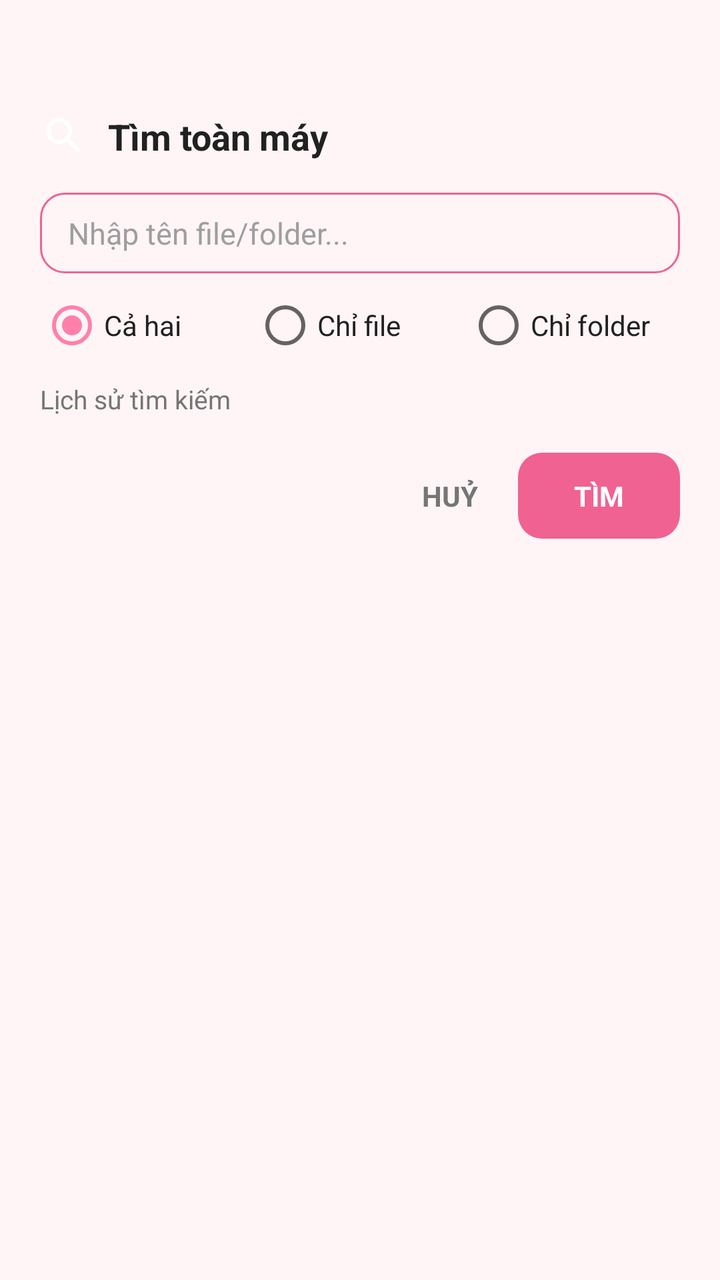
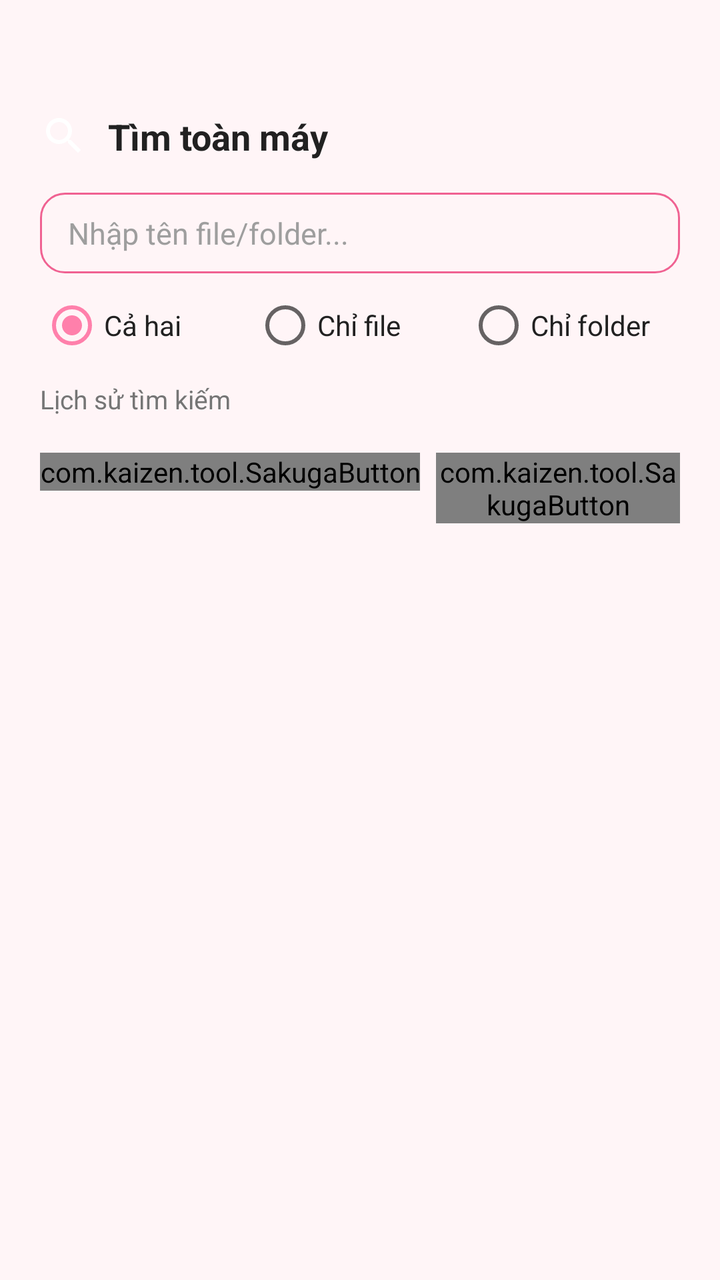

The first picture is an Android layout as it rendered before a commit; the second is the same layout after the commit. The layout source and the unified diff follow.
<!-- AndroidManifest.xml: application theme AppTheme -->
<!-- res/layout/dialog_global_search.xml -->
<?xml version="1.0" encoding="utf-8"?>
<LinearLayout xmlns:android="http://schemas.android.com/apk/res/android"
    android:layout_width="match_parent"
    android:layout_height="wrap_content"
    android:orientation="vertical"
    android:paddingLeft="20dp"
    android:paddingRight="20dp"
    android:paddingTop="56dp"
    android:paddingBottom="20dp">

    <LinearLayout
        android:layout_width="match_parent"
        android:layout_height="wrap_content"
        android:gravity="center_vertical"
        android:orientation="horizontal">

        <ImageView
            android:id="@+id/gs_icon"
            android:layout_width="24dp"
            android:layout_height="24dp"
            android:src="@drawable/ic_search" />

        <TextView
            android:layout_width="wrap_content"
            android:layout_height="wrap_content"
            android:layout_marginStart="10dp"
            android:text="Tìm toàn máy"
            android:textColor="#212121"
            android:textSize="18sp"
            android:textStyle="bold" />
    </LinearLayout>

    <EditText
        android:id="@+id/gs_input"
        android:layout_width="match_parent"
        android:layout_height="wrap_content"
        android:layout_marginTop="16dp"
        android:background="@drawable/edittext_pink_border"
        android:hint="Nhập tên file/folder..."
        android:imeOptions="actionSearch"
        android:inputType="text"
        android:singleLine="true"
        android:textColor="#212121"
        android:textColorHint="#9E9E9E"
        android:textSize="15sp" />

    <RadioGroup
        android:id="@+id/gs_mode"
        android:layout_width="match_parent"
        android:layout_height="wrap_content"
        android:layout_marginTop="10dp"
        android:orientation="horizontal">

        <RadioButton
            android:id="@+id/gs_mode_both"
            android:layout_width="0dp"
            android:layout_height="wrap_content"
            android:layout_weight="1"
            android:checked="true"
            android:text="Cả hai"
            android:textColor="#212121"
            android:textSize="14sp" />

        <RadioButton
            android:id="@+id/gs_mode_files"
            android:layout_width="0dp"
            android:layout_height="wrap_content"
            android:layout_weight="1"
            android:text="Chỉ file"
            android:textColor="#212121"
            android:textSize="14sp" />

        <RadioButton
            android:id="@+id/gs_mode_dirs"
            android:layout_width="0dp"
            android:layout_height="wrap_content"
            android:layout_weight="1"
            android:text="Chỉ folder"
            android:textColor="#212121"
            android:textSize="14sp" />
    </RadioGroup>

    <TextView
        android:id="@+id/gs_history_label"
        android:layout_width="wrap_content"
        android:layout_height="wrap_content"
        android:layout_marginTop="12dp"
        android:text="Lịch sử tìm kiếm"
        android:textColor="#757575"
        android:textSize="13sp" />

    <LinearLayout
        android:id="@+id/gs_history"
        android:layout_width="match_parent"
        android:layout_height="wrap_content"
        android:orientation="vertical" />

    <LinearLayout
        android:layout_width="match_parent"
        android:layout_height="wrap_content"
        android:layout_marginTop="18dp"
        android:gravity="end"
        android:orientation="horizontal">

        <TextView
            android:id="@+id/gs_cancel"
            android:layout_width="wrap_content"
            android:layout_height="wrap_content"
            android:background="?android:attr/selectableItemBackground"
            android:clickable="true"
            android:focusable="true"
            android:padding="12dp"
            android:text="HUỶ"
            android:textColor="#757575"
            android:textSize="14sp"
            android:textStyle="bold" />

        <TextView
            android:id="@+id/gs_go"
            android:layout_width="wrap_content"
            android:layout_height="wrap_content"
            android:layout_marginStart="8dp"
            android:background="@drawable/btn_pink"
            android:clickable="true"
            android:focusable="true"
            android:paddingLeft="28dp"
            android:paddingTop="12dp"
            android:paddingRight="28dp"
            android:paddingBottom="12dp"
            android:text="TÌM"
            android:textColor="#FFFFFF"
            android:textSize="14sp"
            android:textStyle="bold" />
    </LinearLayout>
</LinearLayout>
<!-- resources referenced by this layout -->
<resources>
  <!-- drawable btn_pink (drawable) -->
  <?xml version="1.0" encoding="utf-8"?>
  <shape xmlns:android="http://schemas.android.com/apk/res/android"
      android:shape="rectangle">
      <corners android:radius="12dp" />
      <solid android:color="?android:attr/colorPrimary" />
  </shape>
  <!-- drawable edittext_pink_border (drawable) -->
  <?xml version="1.0" encoding="utf-8"?>
  <shape xmlns:android="http://schemas.android.com/apk/res/android"
      android:shape="rectangle">
      <corners android:radius="12dp" />
      <stroke android:width="1dp" android:color="#F06292" />
      <solid android:color="#00000000" />
      <padding
          android:left="14dp"
          android:top="10dp"
          android:right="14dp"
          android:bottom="10dp" />
  </shape>
  <!-- drawable ic_search (drawable) -->
  <vector xmlns:android="http://schemas.android.com/apk/res/android"
      android:width="24dp" android:height="24dp"
      android:viewportWidth="24" android:viewportHeight="24">
      <path android:fillColor="#FFFFFF" android:pathData="M15.5,14h-0.79l-0.28,-0.27C15.41,12.59 16,11.11 16,9.5 16,5.91 13.09,3 9.5,3S3,5.91 3,9.5 5.91,16 9.5,16c1.61,0 3.09,-0.59 4.23,-1.57l0.27,0.28v0.79l5,4.99L20.49,19L15.5,14zM9.5,14C7.01,14 5,11.99 5,9.5S7.01,5 9.5,5 14,7.01 14,9.5 11.99,14 9.5,14z" />
  </vector>
  <style name="AppTheme" parent="android:Theme.Material.Light.NoActionBar">
          <item name="android:colorPrimary">@color/colorPrimary</item>
          <item name="android:colorPrimaryDark">@color/colorPrimaryDark</item>
          <item name="android:colorAccent">@color/colorAccent</item>
          <item name="android:windowBackground">@color/windowBackground</item>
          <item name="android:popupMenuStyle">@style/PopupMenuStyle</item>
          <item name="characterSelectedBackground">@color/selectedBackground</item>
          <item name="characterPathBarBackground">@color/pathBarBackground</item>
          <item name="characterDivider">@color/divider</item>
      </style>
  <color name="colorPrimary">#f06292</color>
  <color name="colorPrimaryDark">#c2185b</color>
  <color name="colorAccent">#ff80ab</color>
  <color name="windowBackground">#fff5f7</color>
  <style name="PopupMenuStyle" parent="android:Widget.Material.Light.PopupMenu">
          <item name="android:popupBackground">?attr/characterSelectedBackground</item>
      </style>
  <color name="selectedBackground">#fce4ec</color>
  <color name="pathBarBackground">#fce4ec</color>
  <color name="divider">#f8bbd0</color>
</resources>

<!-- the commit's change to res/layout/dialog_global_search.xml (unified diff, before → after) -->
@@ -102,34 +102,17 @@
         android:gravity="end"
         android:orientation="horizontal">
 
-        <TextView
+        <com.kaizen.tool.SakugaButton
             android:id="@+id/gs_cancel"
             android:layout_width="wrap_content"
             android:layout_height="wrap_content"
-            android:background="?android:attr/selectableItemBackground"
-            android:clickable="true"
-            android:focusable="true"
-            android:padding="12dp"
-            android:text="HUỶ"
-            android:textColor="#757575"
-            android:textSize="14sp"
-            android:textStyle="bold" />
+            android:text="HUỶ" />
 
-        <TextView
+        <com.kaizen.tool.SakugaButton
             android:id="@+id/gs_go"
             android:layout_width="wrap_content"
             android:layout_height="wrap_content"
             android:layout_marginStart="8dp"
-            android:background="@drawable/btn_pink"
-            android:clickable="true"
-            android:focusable="true"
-            android:paddingLeft="28dp"
-            android:paddingTop="12dp"
-            android:paddingRight="28dp"
-            android:paddingBottom="12dp"
-            android:text="TÌM"
-            android:textColor="#FFFFFF"
-            android:textSize="14sp"
-            android:textStyle="bold" />
+            android:text="TÌM" />
     </LinearLayout>
 </LinearLayout>
<!-- resource entries referenced after the edit -->
@@ -1,12 +1,5 @@
 <!-- resources referenced by this layout -->
 <resources>
-  <!-- drawable btn_pink (drawable) -->
-  <?xml version="1.0" encoding="utf-8"?>
-  <shape xmlns:android="http://schemas.android.com/apk/res/android"
-      android:shape="rectangle">
-      <corners android:radius="12dp" />
-      <solid android:color="?android:attr/colorPrimary" />
-  </shape>
   <!-- drawable edittext_pink_border (drawable) -->
   <?xml version="1.0" encoding="utf-8"?>
   <shape xmlns:android="http://schemas.android.com/apk/res/android"
